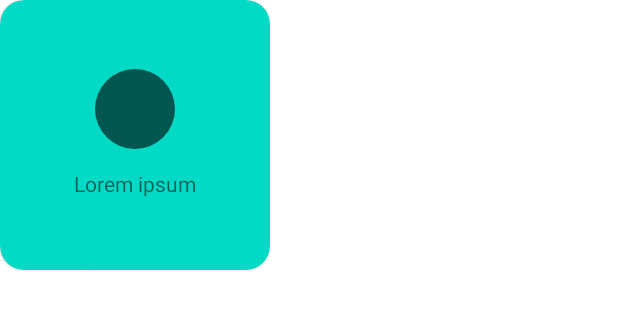
After one commit to kgluszczyk/training-dzien-2, an Android app: the layout item_selector.xml on its own in the app's theme, with its tools: preview values and no code run, on a phone screen of 412 x 824 dp. The commit adds this screen. Shown: the top 310 px of the screen. Run offline under Robolectric (Android 15) with nearby library versions, the phone set to English and light mode, and no system bars.

Commit message:
Recycler view

```diff
--- /dev/null
+++ b/dzien3/src/main/java/com/gluszczykk/dzien3/Brightness.kt
@@ -0,0 +1,5 @@
+package com.gluszczykk.dzien3
+
+import androidx.annotation.DrawableRes
+
+data class Brightness(val name: String, @DrawableRes val imageSrc :Int)
--- /dev/null
+++ b/dzien3/src/main/res/drawable/ic_baseline_brightness_100.xml
@@ -0,0 +1,10 @@
+<vector xmlns:android="http://schemas.android.com/apk/res/android"
+    android:width="24dp"
+    android:height="24dp"
+    android:viewportWidth="24"
+    android:viewportHeight="24"
+    android:tint="?attr/colorControlNormal">
+  <path
+      android:fillColor="@android:color/white"
+      android:pathData="M12,12m-10,0a10,10 0,1 1,20 0a10,10 0,1 1,-20 0"/>
+</vector>
--- /dev/null
+++ b/dzien3/src/main/res/layout/item_selector.xml
@@ -0,0 +1,36 @@
+<?xml version="1.0" encoding="utf-8"?>
+<com.google.android.material.card.MaterialCardView xmlns:android="http://schemas.android.com/apk/res/android"
+    xmlns:app="http://schemas.android.com/apk/res-auto"
+    xmlns:tools="http://schemas.android.com/tools"
+    app:cardBackgroundColor="?colorAccent"
+    app:cardCornerRadius="16dp"
+    android:layout_width="180dp"
+    android:layout_height="180dp">
+
+    <androidx.constraintlayout.widget.ConstraintLayout
+        android:layout_width="match_parent"
+        android:layout_height="match_parent">
+
+        <ImageView
+            android:id="@+id/image"
+            android:layout_width="64dp"
+            android:layout_height="64dp"
+            app:layout_constraintEnd_toEndOf="parent"
+            app:layout_constraintStart_toStartOf="parent"
+            app:layout_constraintTop_toTopOf="parent"
+            app:layout_constraintBottom_toTopOf="@+id/label"
+            app:layout_constraintVertical_chainStyle="packed"
+            tools:src="@drawable/ic_baseline_brightness_100" />
+
+        <TextView
+            android:id="@+id/label"
+            android:layout_width="wrap_content"
+            android:layout_height="wrap_content"
+            android:layout_margin="@dimen/margin_standard"
+            app:layout_constraintBottom_toBottomOf="parent"
+            app:layout_constraintEnd_toEndOf="parent"
+            app:layout_constraintStart_toStartOf="parent"
+            app:layout_constraintTop_toBottomOf="@+id/image"
+            tools:text="Lorem ipsum" />
+    </androidx.constraintlayout.widget.ConstraintLayout>
+</com.google.android.material.card.MaterialCardView>
--- /dev/null
+++ b/dzien3/src/main/res/values/dimens.xml
@@ -0,0 +1,4 @@
+<?xml version="1.0" encoding="utf-8"?>
+<resources>
+    <dimen name="margin_standard">8dp</dimen>
+</resources>
```
Also changed, not shown: dzien3/src/main/java/com/gluszczykk/dzien3/BrightnessRepository.kt (added, +9 -0 lines), dzien3/src/main/res/drawable/ic_baseline_brightness_20.xml (added, +10 -0 lines), dzien3/src/main/res/drawable/ic_baseline_brightness_40.xml (added, +10 -0 lines), dzien3/src/main/res/drawable/ic_baseline_brightness_60.xml (added, +10 -0 lines), dzien3/src/main/res/drawable/ic_baseline_brightness_80.xml (added, +10 -0 lines), dzien3/src/main/res/layout/fragment_selection.xml (+3 -4 lines).
